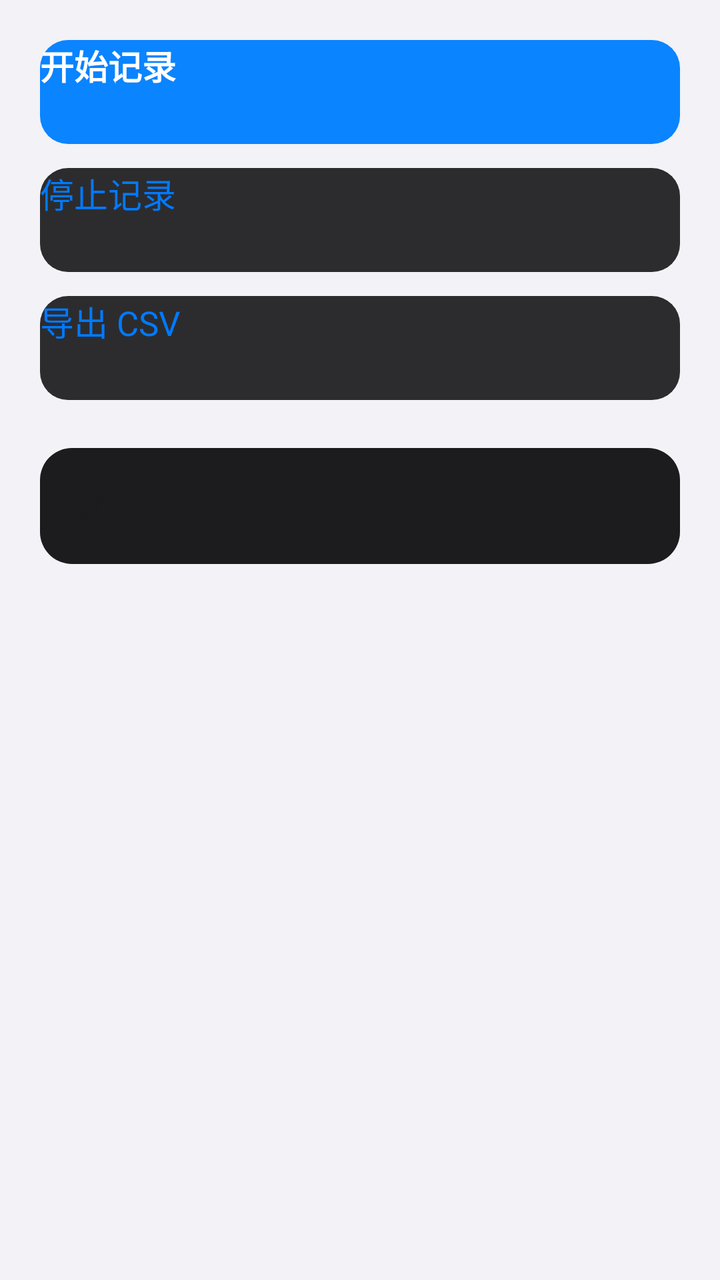
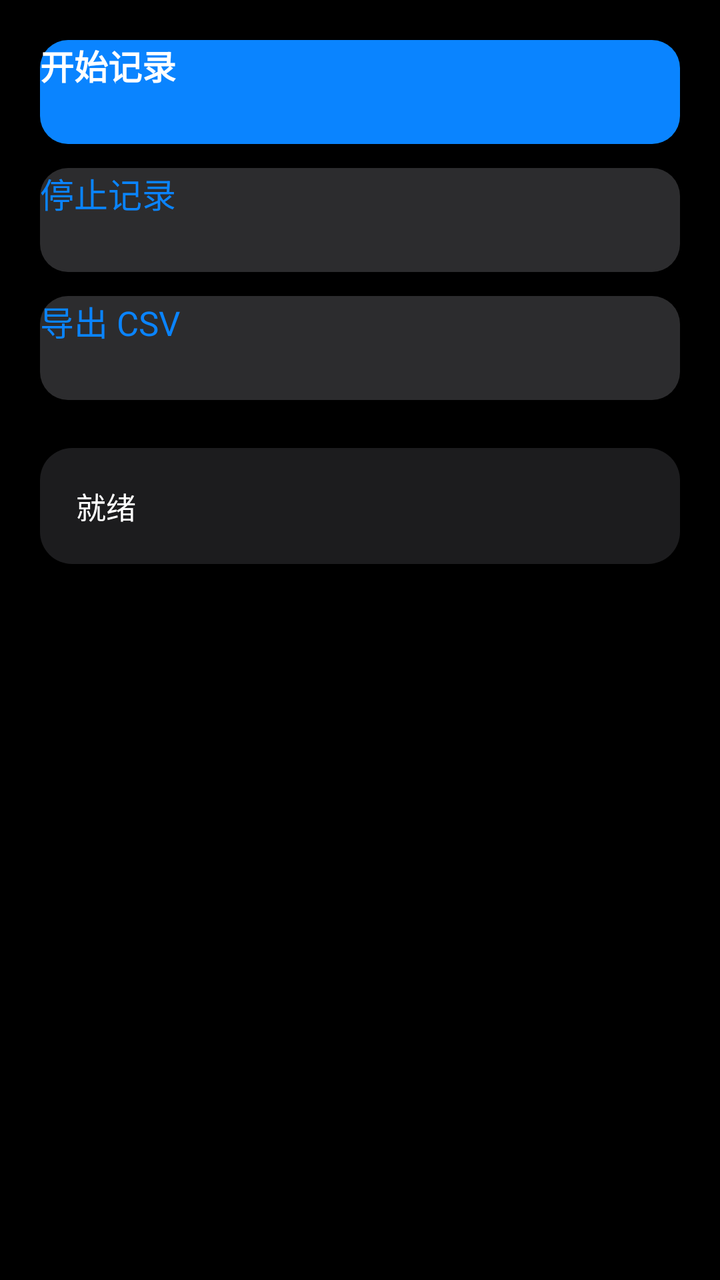

The first picture is an Android layout as it rendered before a commit; the second is the same layout after the commit. The layout source and the unified diff follow.
<!-- AndroidManifest.xml: application theme AppTheme -->
<!-- res/layout/activity_main.xml -->
<?xml version="1.0" encoding="utf-8"?>
<ScrollView xmlns:android="http://schemas.android.com/apk/res/android"
    android:layout_width="match_parent"
    android:layout_height="match_parent"
    android:background="#F2F2F7"
    android:fillViewport="true">

    <LinearLayout
        android:layout_width="match_parent"
        android:layout_height="wrap_content"
        android:orientation="vertical"
        android:padding="20dp">

        
        <Button
            android:id="@+id/btnStart"
            android:layout_width="match_parent"
            android:layout_height="52dp"
            android:text="开始记录"
            android:textSize="17sp"
            android:textStyle="bold"
            android:textColor="#FFFFFF"
            android:background="@drawable/button_start_bg"
            android:stateListAnimator="@null"
            android:layout_marginBottom="12dp" />

        
        <Button
            android:id="@+id/btnStop"
            android:layout_width="match_parent"
            android:layout_height="52dp"
            android:text="停止记录"
            android:textSize="17sp"
            android:textColor="#007AFF"
            android:background="@drawable/button_secondary_bg"
            android:stateListAnimator="@null"
            android:layout_marginBottom="12dp" />

        
        <Button
            android:id="@+id/btnExport"
            android:layout_width="match_parent"
            android:layout_height="52dp"
            android:text="导出 CSV"
            android:textSize="17sp"
            android:textColor="#007AFF"
            android:background="@drawable/button_secondary_bg"
            android:stateListAnimator="@null"
            android:layout_marginBottom="24dp" />

        
        <LinearLayout
            android:layout_width="match_parent"
            android:layout_height="wrap_content"
            android:background="@drawable/card_bg"
            android:orientation="vertical"
            android:padding="18dp">

            <TextView
                android:id="@+id/statusText"
                android:layout_width="match_parent"
                android:layout_height="wrap_content"
                android:text="就绪"
                android:textSize="15sp"
                android:textColor="#1C1C1E"
                android:lineSpacingExtra="6dp" />
        </LinearLayout>

    </LinearLayout>
</ScrollView>
<!-- resources referenced by this layout -->
<resources>
  <!-- drawable button_secondary_bg (drawable) -->
  <?xml version="1.0" encoding="utf-8"?>
  <shape xmlns:android="http://schemas.android.com/apk/res/android">
      <corners android:radius="14dp" />
      <solid android:color="#2C2C2E" />
  </shape>
  <!-- drawable button_start_bg (drawable) -->
  <?xml version="1.0" encoding="utf-8"?>
  <shape xmlns:android="http://schemas.android.com/apk/res/android">
      <corners android:radius="14dp" />
      <solid android:color="#0A84FF" />
  </shape>
  <!-- drawable card_bg (drawable) -->
  <?xml version="1.0" encoding="utf-8"?>
  <shape xmlns:android="http://schemas.android.com/apk/res/android">
      <corners android:radius="16dp" />
      <solid android:color="#1C1C1E" />
  </shape>
  <style name="AppTheme" parent="@android:style/Theme.Material.Dark.DarkActionBar">
          <item name="android:colorPrimary">#1C1C1E</item>
          <item name="android:colorPrimaryDark">#000000</item>
          <item name="android:colorAccent">#0A84FF</item>
          <item name="android:titleTextColor">#FFFFFF</item>
          <item name="android:windowBackground">#000000</item>
          <item name="android:textColorPrimary">#FFFFFF</item>
          <item name="android:windowLightStatusBar">false</item>
      </style>
</resources>

<!-- the commit's change to res/layout/activity_main.xml (unified diff, before → after) -->
@@ -2,7 +2,7 @@
 <ScrollView xmlns:android="http://schemas.android.com/apk/res/android"
     android:layout_width="match_parent"
     android:layout_height="match_parent"
-    android:background="#F2F2F7"
+    android:background="#000000"
     android:fillViewport="true">
 
     <LinearLayout
@@ -31,7 +31,7 @@
             android:layout_height="52dp"
             android:text="停止记录"
             android:textSize="17sp"
-            android:textColor="#007AFF"
+            android:textColor="#0A84FF"
             android:background="@drawable/button_secondary_bg"
             android:stateListAnimator="@null"
             android:layout_marginBottom="12dp" />
@@ -43,7 +43,7 @@
             android:layout_height="52dp"
             android:text="导出 CSV"
             android:textSize="17sp"
-            android:textColor="#007AFF"
+            android:textColor="#0A84FF"
             android:background="@drawable/button_secondary_bg"
             android:stateListAnimator="@null"
             android:layout_marginBottom="24dp" />
@@ -62,7 +62,7 @@
                 android:layout_height="wrap_content"
                 android:text="就绪"
                 android:textSize="15sp"
-                android:textColor="#1C1C1E"
+                android:textColor="#FFFFFF"
                 android:lineSpacingExtra="6dp" />
         </LinearLayout>
 
